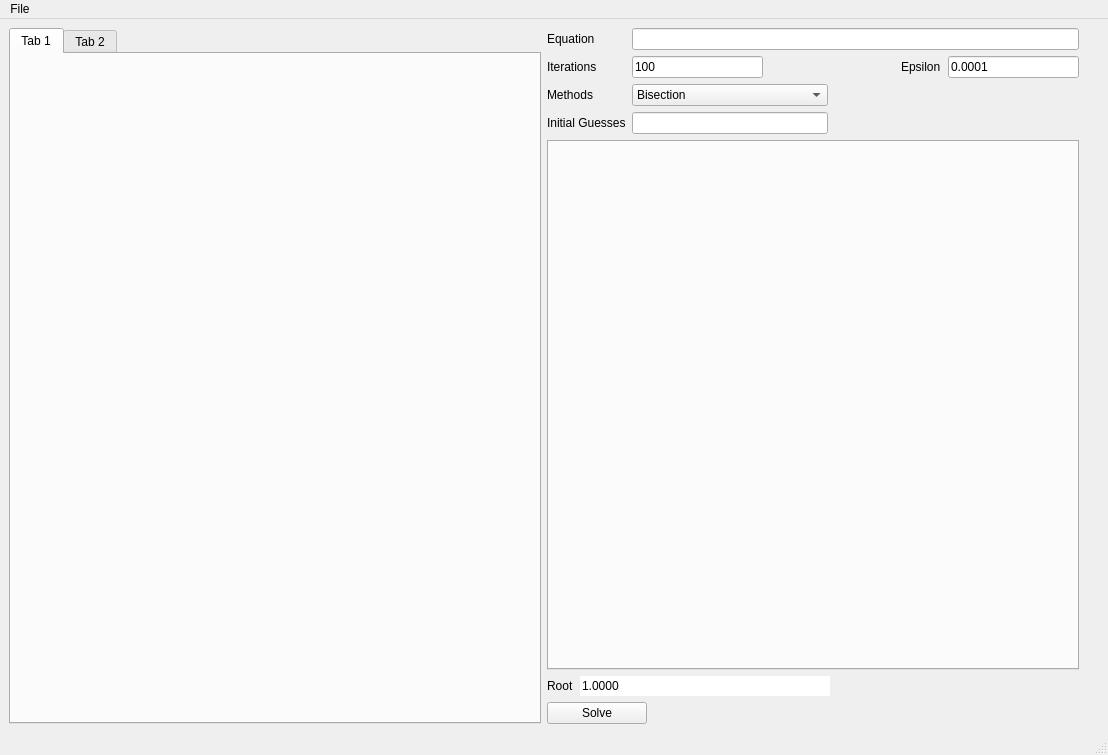
This is part1.ui in MohammedAbdelbarry/numerical-analysis as Qt 5 draws it before an edit. The edited form follows.
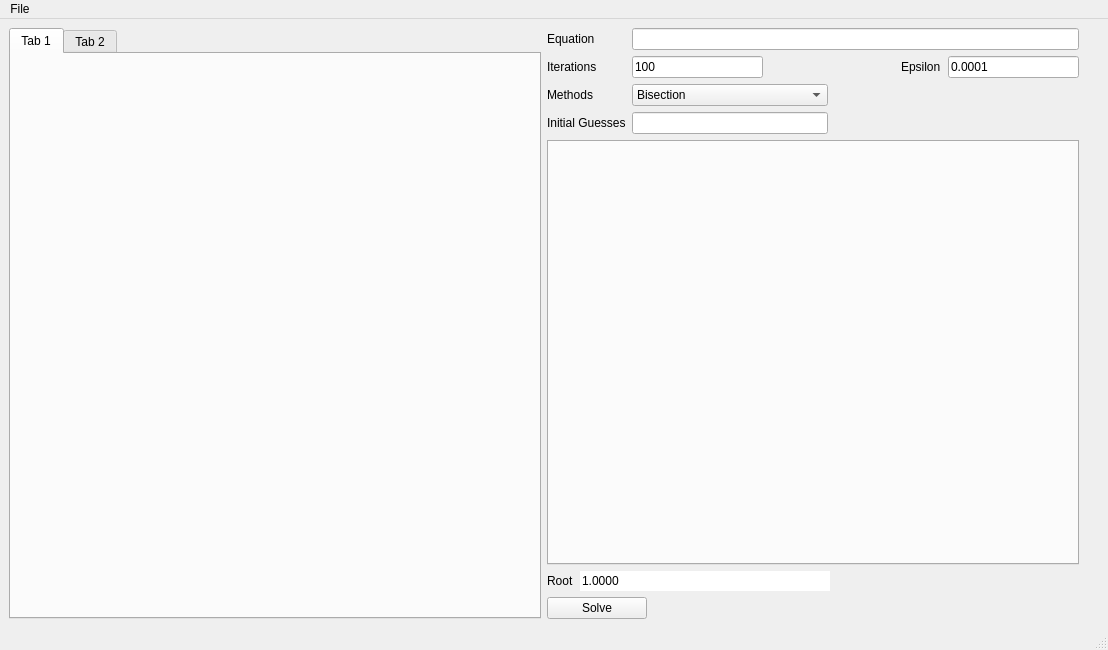
This is the edited form.

```diff
--- a/part1.ui
+++ b/part1.ui
@@ -7,7 +7,7 @@
     <x>0</x>
     <y>0</y>
     <width>1108</width>
-    <height>755</height>
+    <height>650</height>
    </rect>
   </property>
   <property name="windowTitle">
```
